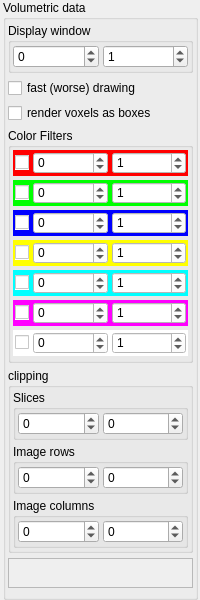
Old version of the form src/propVolumetric.ui in the repository pojdulos/dpVision.
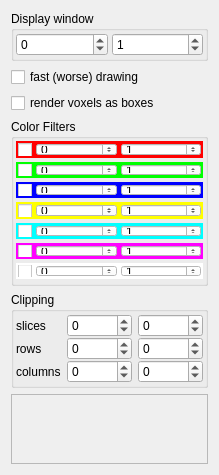
New version of the form.

Patch:
```diff
--- a/src/propVolumetric.ui
+++ b/src/propVolumetric.ui
@@ -6,26 +6,26 @@
    <rect>
     <x>0</x>
     <y>0</y>
-    <width>200</width>
-    <height>600</height>
+    <width>209</width>
+    <height>475</height>
    </rect>
   </property>
   <property name="sizePolicy">
-   <sizepolicy hsizetype="Preferred" vsizetype="Preferred">
+   <sizepolicy hsizetype="Expanding" vsizetype="Expanding">
     <horstretch>0</horstretch>
     <verstretch>0</verstretch>
    </sizepolicy>
   </property>
   <property name="minimumSize">
    <size>
-    <width>200</width>
-    <height>600</height>
+    <width>0</width>
+    <height>475</height>
    </size>
   </property>
   <property name="maximumSize">
    <size>
-    <width>200</width>
-    <height>600</height>
+    <width>16777215</width>
+    <height>16777215</height>
    </size>
   </property>
   <property name="windowTitle">
@@ -34,55 +34,7 @@
   <property name="styleSheet">
    <string notr="true"/>
   </property>
-  <widget class="QGroupBox" name="volumetric">
-   <property name="geometry">
-    <rect>
-     <x>3</x>
-     <y>0</y>
-     <width>195</width>
-     <height>600</height>
-    </rect>
-   </property>
-   <property name="sizePolicy">
-    <sizepolicy hsizetype="Preferred" vsizetype="Maximum">
-     <horstretch>0</horstretch>
-     <verstretch>0</verstretch>
-    </sizepolicy>
-   </property>
-   <property name="minimumSize">
-    <size>
-     <width>195</width>
-     <height>600</height>
-    </size>
-   </property>
-   <property name="maximumSize">
-    <size>
-     <width>195</width>
-     <height>600</height>
-    </size>
-   </property>
-   <property name="styleSheet">
-    <string notr="true"/>
-   </property>
-   <property name="title">
-    <string>Volumetric data</string>
-   </property>
    <layout class="QVBoxLayout" name="verticalLayout_3">
-    <property name="spacing">
-     <number>4</number>
-    </property>
-    <property name="leftMargin">
-     <number>2</number>
-    </property>
-    <property name="topMargin">
-     <number>2</number>
-    </property>
-    <property name="rightMargin">
-     <number>2</number>
-    </property>
-    <property name="bottomMargin">
-     <number>2</number>
-    </property>
     <item>
      <widget class="QGroupBox" name="groupBox">
       <property name="sizePolicy">
@@ -810,7 +762,7 @@
        </sizepolicy>
       </property>
       <property name="title">
-       <string>clipping</string>
+      <string>Clipping</string>
       </property>
       <layout class="QVBoxLayout" name="verticalLayout_2">
        <property name="spacing">
@@ -829,31 +781,37 @@
         <number>2</number>
        </property>
        <item>
-        <widget class="QGroupBox" name="groupBox_77">
-         <property name="sizePolicy">
-          <sizepolicy hsizetype="Preferred" vsizetype="Maximum">
-           <horstretch>0</horstretch>
-           <verstretch>0</verstretch>
-          </sizepolicy>
-         </property>
-         <property name="title">
-          <string>Slices</string>
-         </property>
-         <layout class="QHBoxLayout" name="horizontalLayout_7">
-          <property name="spacing">
-           <number>4</number>
-          </property>
+       <layout class="QFormLayout" name="formLayout">
+        <property name="horizontalSpacing">
+         <number>6</number>
+        </property>
+        <property name="verticalSpacing">
+         <number>0</number>
+        </property>
+        <property name="topMargin">
+         <number>0</number>
+        </property>
+        <item row="0" column="0">
+         <widget class="QLabel" name="slicesLabel">
+          <property name="text">
+           <string>slices</string>
+          </property>
+         </widget>
+        </item>
+        <item row="0" column="1">
+         <widget class="QWidget" name="slicesWidget" native="true">
+          <layout class="QHBoxLayout" name="horizontalLayout_12">
           <property name="leftMargin">
-           <number>2</number>
+            <number>0</number>
           </property>
           <property name="topMargin">
-           <number>2</number>
+            <number>0</number>
           </property>
           <property name="rightMargin">
-           <number>2</number>
+            <number>0</number>
           </property>
           <property name="bottomMargin">
-           <number>2</number>
+            <number>0</number>
           </property>
           <item>
            <widget class="QSpinBox" name="zBspin">
@@ -884,35 +842,27 @@
          </layout>
         </widget>
        </item>
-       <item>
-        <widget class="QGroupBox" name="groupBox_8">
-         <property name="enabled">
-          <bool>true</bool>
-         </property>
-         <property name="sizePolicy">
-          <sizepolicy hsizetype="Preferred" vsizetype="Maximum">
-           <horstretch>0</horstretch>
-           <verstretch>0</verstretch>
-          </sizepolicy>
-         </property>
-         <property name="title">
-          <string>Image rows</string>
-         </property>
-         <layout class="QHBoxLayout" name="horizontalLayout_10">
-          <property name="spacing">
-           <number>4</number>
-          </property>
+        <item row="1" column="0">
+         <widget class="QLabel" name="rowsLabel">
+          <property name="text">
+           <string>rows</string>
+          </property>
+         </widget>
+        </item>
+        <item row="1" column="1">
+         <widget class="QWidget" name="rowsWidget" native="true">
+          <layout class="QHBoxLayout" name="horizontalLayout_7">
           <property name="leftMargin">
-           <number>2</number>
+            <number>0</number>
           </property>
           <property name="topMargin">
-           <number>2</number>
+            <number>0</number>
           </property>
           <property name="rightMargin">
-           <number>2</number>
+            <number>0</number>
           </property>
           <property name="bottomMargin">
-           <number>2</number>
+            <number>0</number>
           </property>
           <item>
            <widget class="QSpinBox" name="yBspin">
@@ -943,35 +893,27 @@
          </layout>
         </widget>
        </item>
-       <item>
-        <widget class="QGroupBox" name="groupBox_9">
-         <property name="enabled">
-          <bool>true</bool>
-         </property>
-         <property name="sizePolicy">
-          <sizepolicy hsizetype="Preferred" vsizetype="Maximum">
-           <horstretch>0</horstretch>
-           <verstretch>0</verstretch>
-          </sizepolicy>
-         </property>
-         <property name="title">
-          <string>Image columns</string>
-         </property>
-         <layout class="QHBoxLayout" name="horizontalLayout_11">
-          <property name="spacing">
-           <number>4</number>
-          </property>
+        <item row="2" column="0">
+         <widget class="QLabel" name="columnsLabel">
+          <property name="text">
+           <string>columns</string>
+          </property>
+         </widget>
+        </item>
+        <item row="2" column="1">
+         <widget class="QWidget" name="columnsWidget" native="true">
+          <layout class="QHBoxLayout" name="horizontalLayout_13">
           <property name="leftMargin">
-           <number>2</number>
+            <number>0</number>
           </property>
           <property name="topMargin">
-           <number>2</number>
+            <number>0</number>
           </property>
           <property name="rightMargin">
-           <number>2</number>
+            <number>0</number>
           </property>
           <property name="bottomMargin">
-           <number>2</number>
+            <number>0</number>
           </property>
           <item>
            <widget class="QSpinBox" name="xBspin">
@@ -1003,6 +945,8 @@
         </widget>
        </item>
       </layout>
+      </item>
+     </layout>
      </widget>
     </item>
     <item>
@@ -1011,7 +955,7 @@
        <bool>false</bool>
       </property>
       <property name="sizePolicy">
-       <sizepolicy hsizetype="Preferred" vsizetype="Minimum">
+      <sizepolicy hsizetype="Expanding" vsizetype="Expanding">
         <horstretch>0</horstretch>
         <verstretch>0</verstretch>
        </sizepolicy>
@@ -1019,17 +963,13 @@
       <property name="maximumSize">
        <size>
         <width>16777215</width>
-        <height>30</height>
+       <height>16777215</height>
        </size>
       </property>
      </widget>
     </item>
    </layout>
   </widget>
- </widget>
- <tabstops>
-  <tabstop>info</tabstop>
- </tabstops>
  <resources/>
  <connections>
   <connection>
```
Lines whose indentation alone changed are shown as unchanged.
